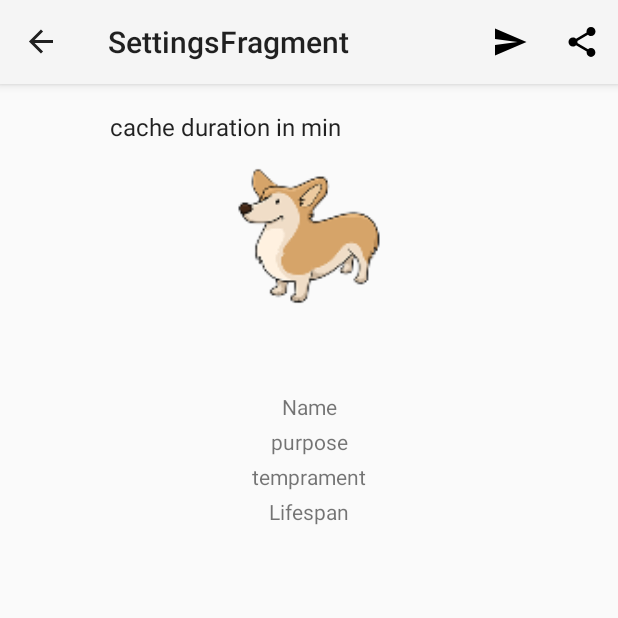
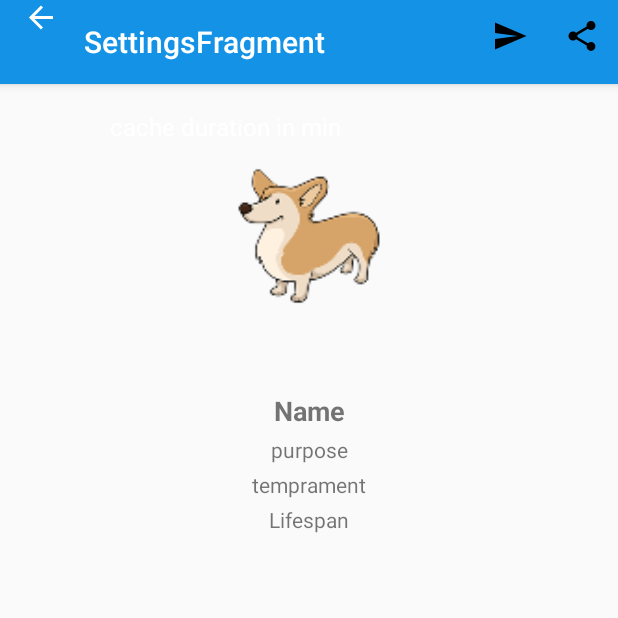
Before and after one commit to m-ali-isb2/start_project, an Android app: the fragment DetailFragment placed in its activity, in the options menu, after a tap on "Settings", on a phone screen of 412 x 824 dp, the top half of it. Run offline under Robolectric (Android 15) with nearby library versions, the phone set to English and light mode, and no system bars; our stand-ins replace Dagger/Hilt's generated code, RxJava, androidx.preference, data binding, navigation-ui and 1 more; libraries missing offline, so code that uses them is left out: androidx.palette.graphics; network calls fail; pictures from the network do not load; 2 statements that could not run were skipped.

Commit message:
Some bug fixes

```diff
--- a/app/build.gradle
+++ b/app/build.gradle
@@ -14,7 +14,7 @@ android {
         targetSdkVersion 29
         versionCode 1
         versionName "1.0"
-
+        multiDexEnabled true
         testInstrumentationRunner "androidx.test.runner.AndroidJUnitRunner"
     }
 
@@ -58,6 +58,10 @@ dependencies {
     implementation 'androidx.appcompat:appcompat:1.1.0'
     implementation 'androidx.core:core-ktx:1.2.0'
     implementation 'androidx.constraintlayout:constraintlayout:1.1.3'
+
+    //Multidexing
+    implementation 'androidx.multidex:multidex:2.0.1'
+
 
     //sdp
     implementation 'com.intuit.sdp:sdp-android:1.0.6'
--- a/app/src/main/AndroidManifest.xml
+++ b/app/src/main/AndroidManifest.xml
@@ -10,7 +10,7 @@
         android:label="@string/app_name"
         android:roundIcon="@mipmap/ic_launcher_round"
         android:supportsRtl="true"
-        android:theme="@style/AppTheme">
+        android:theme="@style/Theme.MyApp">
         <activity android:name="com.muhammadali.udemy.stateArt.template.views.MainActivity">
             <intent-filter>
                 <action android:name="android.intent.action.MAIN" />
--- a/app/src/main/res/values/styles.xml
+++ b/app/src/main/res/values/styles.xml
@@ -1,4 +1,5 @@
 <resources xmlns:tools="http://schemas.android.com/tools">
+
 
     <!--  &lt;!&ndash; Base application theme. &ndash;&gt;
       <style name="AppTheme" parent="Theme.AppCompat.Light.DarkActionBar">
@@ -8,6 +9,15 @@
           <item name="colorAccent">@color/colorAccent</item>
       </style>-->
 
+
+    <style name="name">
+        <item name="android:textSize">18sp</item>
+        <item name="android:textStyle">bold</item>
+    </style>
+
+    <style name="body">
+        <item name="android:textSize">14sp</item>
+    </style>
 
     <declare-styleable name="StickerView">
         <attr name="showIcons" format="boolean" />
--- a/app/src/main/res/values/themes.xml
+++ b/app/src/main/res/values/themes.xml
@@ -3,7 +3,7 @@
 
     <!--Material color attributes (light theme) -->
 
-    <style name="Base.Theme" parent="Theme.MaterialComponents.DayNight.NoActionBar.Bridge" />
+    <style name="Base.Theme" parent="Theme.MaterialComponents.DayNight.Bridge" />
 
     <style name="Base.Theme.App" parent="Base.Theme">
         <item name="cmBackground">@color/cmBackground</item>
```
Lines whose indentation alone changed are shown as unchanged.
